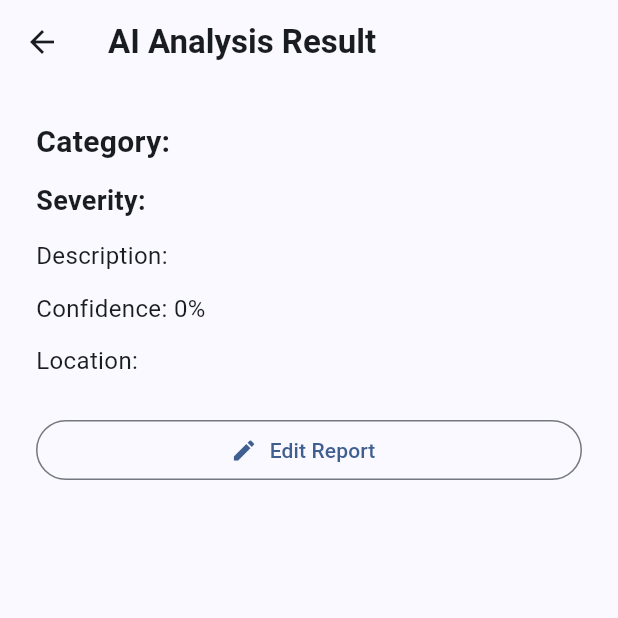
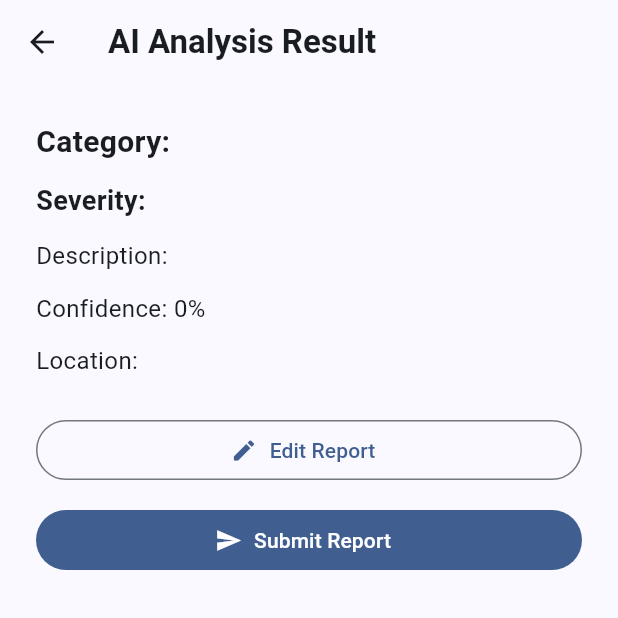
Before and after one commit to Hoor-a-aina/fix_my_city, a Flutter app: the AnalysisResultScreen screen opened directly with empty values, on a phone screen of 412 x 824 dp, the top half of it. Run offline on Flutter 3.47's test engine with Material 3 defaults, Android fonts, the phone set to English and light mode, and no system bars; our stand-ins replace image_picker.

Commit message:
Add report submission flow

```diff
--- a/lib/main.dart
+++ b/lib/main.dart
@@ -9,8 +9,11 @@ class ReportAnalysis {
   final String description;
   final double confidence;
   final String location;
+  final String id;
+
 
   const ReportAnalysis({
+    required this.id,
     required this.category,
     required this.severity,
     required this.description,
@@ -63,6 +66,8 @@ class _HomeScreenState extends State<HomeScreen> {
 
 // Stores the AI analysis result after processing the image.
   ReportAnalysis? _analysisResult;
+  final List<ReportAnalysis> _submittedReports = [];
+
 
   // Opens either the camera or gallery based on the supplied source.
   Future<void> _pickImage(ImageSource source) async {
@@ -95,6 +100,7 @@ class _HomeScreenState extends State<HomeScreen> {
 
     setState(() {
       _analysisResult = const ReportAnalysis(
+        id: 'mock-report-1',
         category: 'Pothole',
         severity: 'High',
         description: 'A large pothole is present on the road surface.',
@@ -112,9 +118,14 @@ class _HomeScreenState extends State<HomeScreen> {
       MaterialPageRoute(
         builder: (context) => AnalysisResultScreen(
           analysis: _analysisResult!,
+          onSubmit: (report) {
+            _submittedReports.add(report);
+          },
+
         ),
       ),
     );
+
 
 
   }
@@ -239,10 +250,13 @@ class _HomeScreenState extends State<HomeScreen> {
 // Displays the AI analysis result on a dedicated screen.
 class AnalysisResultScreen extends StatelessWidget {
   final ReportAnalysis analysis;
+  final void Function(ReportAnalysis) onSubmit;
+
 
   const AnalysisResultScreen({
     super.key,
     required this.analysis,
+    required this.onSubmit,
   });
 
   @override
@@ -330,12 +344,30 @@ class AnalysisResultScreen extends StatelessWidget {
                     MaterialPageRoute(
                       builder: (context) => AnalysisResultScreen(
                         analysis: updatedAnalysis,
+                        onSubmit: onSubmit,
                       ),
                     ),
                   );
                 },
                 icon: const Icon(Icons.edit),
                 label: const Text('Edit Report'),
+              ),
+              const SizedBox(height: 12),
+
+// Allows the user to submit the reviewed report.
+              FilledButton.icon(
+                onPressed: () {
+                  // Sends the reviewed report back to HomeScreen for storage.
+                  onSubmit(analysis);
+
+                  ScaffoldMessenger.of(context).showSnackBar(
+                    const SnackBar(
+                      content: Text('Report submitted successfully!'),
+                    ),
+                  );
+                },
+                icon: const Icon(Icons.send),
+                label: const Text('Submit Report'),
               ),
 
             ],
@@ -402,6 +434,7 @@ class _EditReportScreenState extends State<EditReportScreen> {
 
   void _saveChanges() {
     final updatedAnalysis = ReportAnalysis(
+      id: widget.analysis.id,
       category: _categoryController.text.trim(),
       severity: _severityController.text.trim(),
       description: _descriptionController.text.trim(),
```
